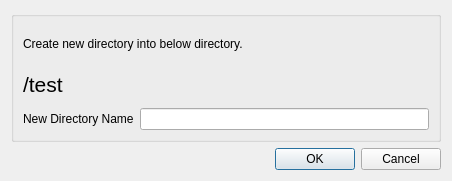
Above: createdir.ui from zenithzephyr/didftp before the change. Below: the same form after it.
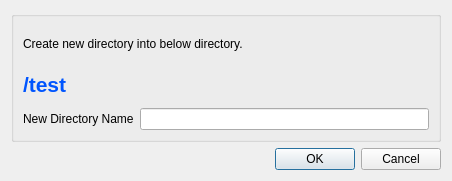
That is the form after the change.

What changed in the file:
```diff
--- a/createdir.ui
+++ b/createdir.ui
@@ -29,10 +29,49 @@
       </item>
       <item>
        <widget class="QLabel" name="currentDirName">
+        <property name="palette">
+         <palette>
+          <active>
+           <colorrole role="WindowText">
+            <brush brushstyle="SolidPattern">
+             <color alpha="255">
+              <red>0</red>
+              <green>85</green>
+              <blue>254</blue>
+             </color>
+            </brush>
+           </colorrole>
+          </active>
+          <inactive>
+           <colorrole role="WindowText">
+            <brush brushstyle="SolidPattern">
+             <color alpha="255">
+              <red>0</red>
+              <green>85</green>
+              <blue>254</blue>
+             </color>
+            </brush>
+           </colorrole>
+          </inactive>
+          <disabled>
+           <colorrole role="WindowText">
+            <brush brushstyle="SolidPattern">
+             <color alpha="255">
+              <red>159</red>
+              <green>158</green>
+              <blue>158</blue>
+             </color>
+            </brush>
+           </colorrole>
+          </disabled>
+         </palette>
+        </property>
         <property name="font">
          <font>
           <family>Arial</family>
           <pointsize>16</pointsize>
+          <weight>75</weight>
+          <bold>true</bold>
          </font>
         </property>
         <property name="text">
```
